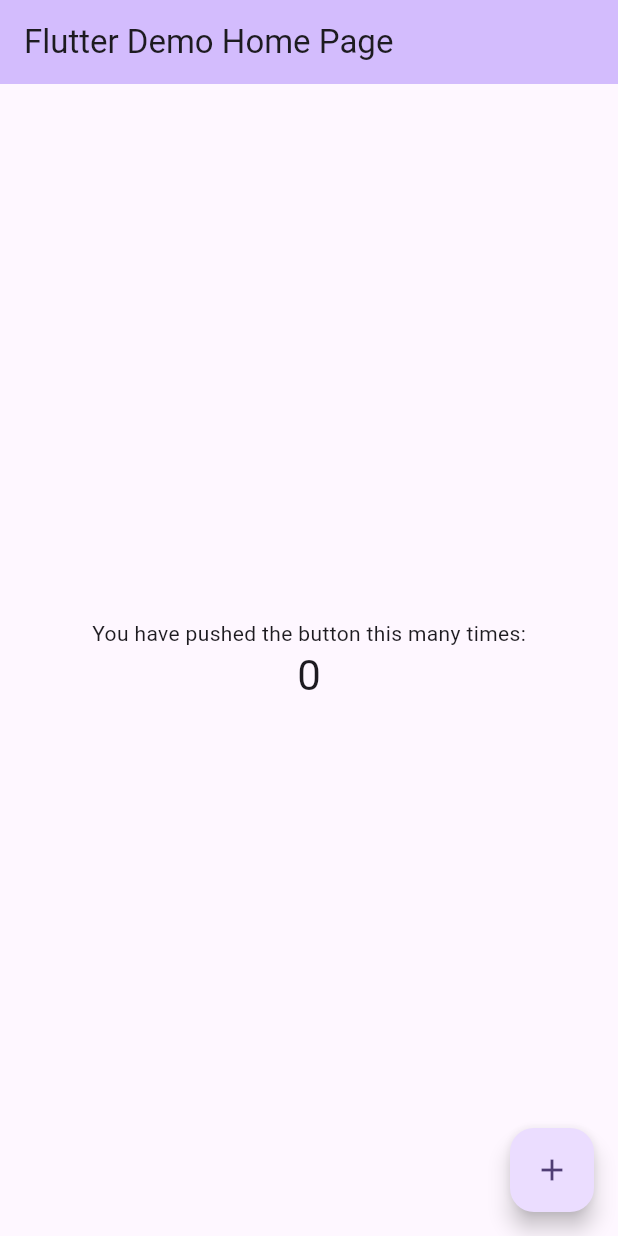
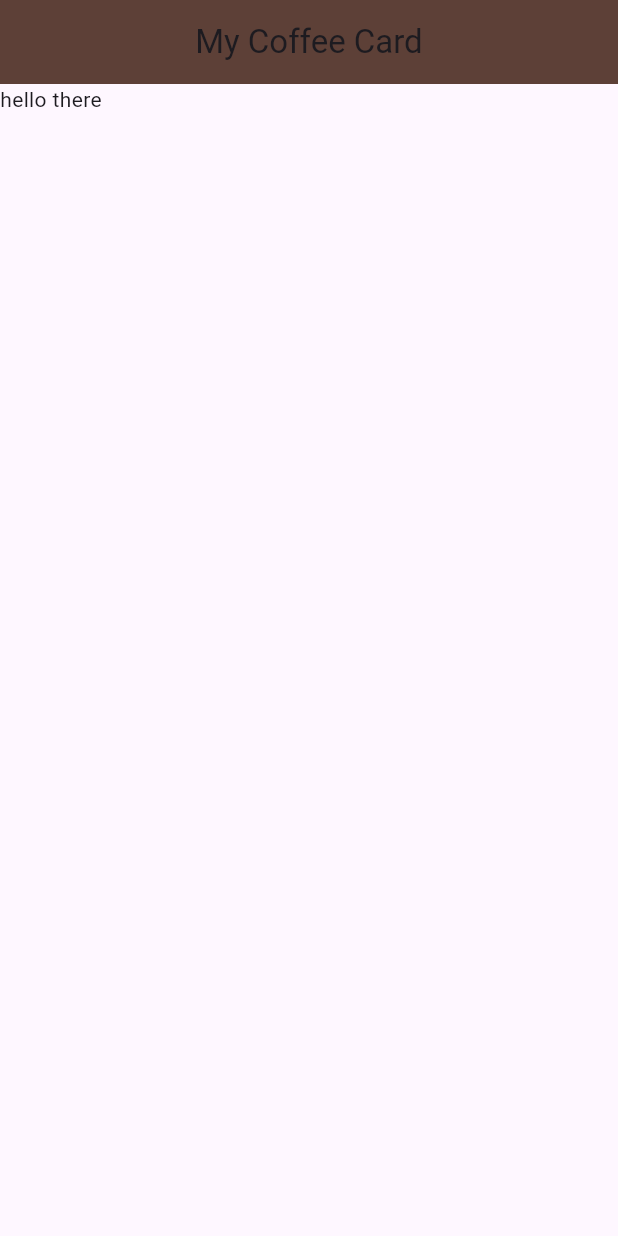
Before and after one commit to Randycullins08/coffee_card, a Flutter app: the screen it shows after launch, on a phone screen of 412 x 824 dp. Run offline on Flutter 3.47's test engine with Material 3 defaults, Android fonts, the phone set to English and light mode, and no system bars.

Commit message:
played around with MaterialApp and Scaffold widgets

```diff
--- a/lib/main.dart
+++ b/lib/main.dart
@@ -1,125 +1,12 @@
 import 'package:flutter/material.dart';
 
 void main() {
-  runApp(const MyApp());
+  runApp(MaterialApp(
+      home: Scaffold(
+          appBar: AppBar(
+            title: const Text("My Coffee Card"),
+            backgroundColor: Colors.brown[700],
+            centerTitle: true,
+          ),
+          body: const Text("hello there"))));
 }
-
-class MyApp extends StatelessWidget {
-  const MyApp({super.key});
-
-  // This widget is the root of your application.
-  @override
-  Widget build(BuildContext context) {
-    return MaterialApp(
-      title: 'Flutter Demo',
-      theme: ThemeData(
-        // This is the theme of your application.
-        //
-        // TRY THIS: Try running your application with "flutter run". You'll see
-        // the application has a purple toolbar. Then, without quitting the app,
-        // try changing the seedColor in the colorScheme below to Colors.green
-        // and then invoke "hot reload" (save your changes or press the "hot
-        // reload" button in a Flutter-supported IDE, or press "r" if you used
-        // the command line to start the app).
-        //
-        // Notice that the counter didn't reset back to zero; the application
-        // state is not lost during the reload. To reset the state, use hot
-        // restart instead.
-        //
-        // This works for code too, not just values: Most code changes can be
-        // tested with just a hot reload.
-        colorScheme: ColorScheme.fromSeed(seedColor: Colors.deepPurple),
-        useMaterial3: true,
-      ),
-      home: const MyHomePage(title: 'Flutter Demo Home Page'),
-    );
-  }
-}
-
-class MyHomePage extends StatefulWidget {
-  const MyHomePage({super.key, required this.title});
-
-  // This widget is the home page of your application. It is stateful, meaning
-  // that it has a State object (defined below) that contains fields that affect
-  // how it looks.
-
-  // This class is the configuration for the state. It holds the values (in this
-  // case the title) provided by the parent (in this case the App widget) and
-  // used by the build method of the State. Fields in a Widget subclass are
-  // always marked "final".
-
-  final String title;
-
-  @override
-  State<MyHomePage> createState() => _MyHomePageState();
-}
-
-class _MyHomePageState extends State<MyHomePage> {
-  int _counter = 0;
-
-  void _incrementCounter() {
-    setState(() {
-      // This call to setState tells the Flutter framework that something has
-      // changed in this State, which causes it to rerun the build method below
-      // so that the display can reflect the updated values. If we changed
-      // _counter without calling setState(), then the build method would not be
-      // called again, and so nothing would appear to happen.
-      _counter++;
-    });
-  }
-
-  @override
-  Widget build(BuildContext context) {
-    // This method is rerun every time setState is called, for instance as done
-    // by the _incrementCounter method above.
-    //
-    // The Flutter framework has been optimized to make rerunning build methods
-    // fast, so that you can just rebuild anything that needs updating rather
-    // than having to individually change instances of widgets.
-    return Scaffold(
-      appBar: AppBar(
-        // TRY THIS: Try changing the color here to a specific color (to
-        // Colors.amber, perhaps?) and trigger a hot reload to see the AppBar
-        // change color while the other colors stay the same.
-        backgroundColor: Theme.of(context).colorScheme.inversePrimary,
-        // Here we take the value from the MyHomePage object that was created by
-        // the App.build method, and use it to set our appbar title.
-        title: Text(widget.title),
-      ),
-      body: Center(
-        // Center is a layout widget. It takes a single child and positions it
-        // in the middle of the parent.
-        child: Column(
-          // Column is also a layout widget. It takes a list of children and
-          // arranges them vertically. By default, it sizes itself to fit its
-          // children horizontally, and tries to be as tall as its parent.
-          //
-          // Column has various properties to control how it sizes itself and
-          // how it positions its children. Here we use mainAxisAlignment to
-          // center the children vertically; the main axis here is the vertical
-          // axis because Columns are vertical (the cross axis would be
-          // horizontal).
-          //
-          // TRY THIS: Invoke "debug painting" (choose the "Toggle Debug Paint"
-          // action in the IDE, or press "p" in the console), to see the
-          // wireframe for each widget.
-          mainAxisAlignment: MainAxisAlignment.center,
-          children: <Widget>[
-            const Text(
-              'You have pushed the button this many times:',
-            ),
-            Text(
-              '$_counter',
-              style: Theme.of(context).textTheme.headlineMedium,
-            ),
-          ],
-        ),
-      ),
-      floatingActionButton: FloatingActionButton(
-        onPressed: _incrementCounter,
-        tooltip: 'Increment',
-        child: const Icon(Icons.add),
-      ), // This trailing comma makes auto-formatting nicer for build methods.
-    );
-  }
-}
```
